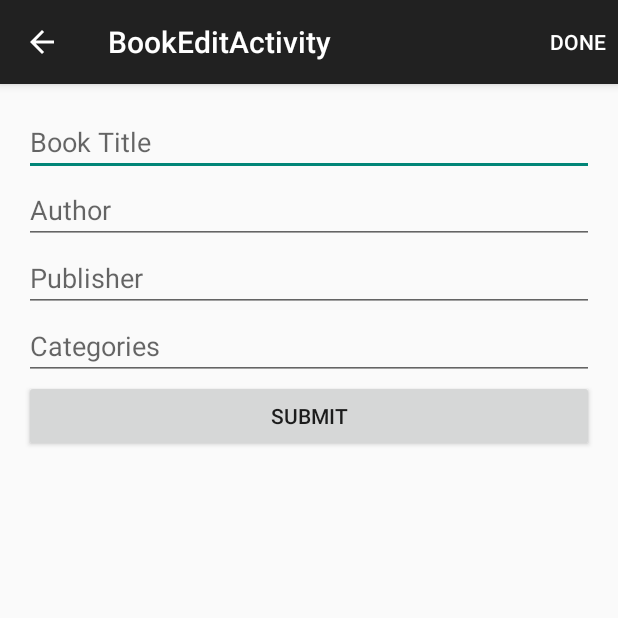
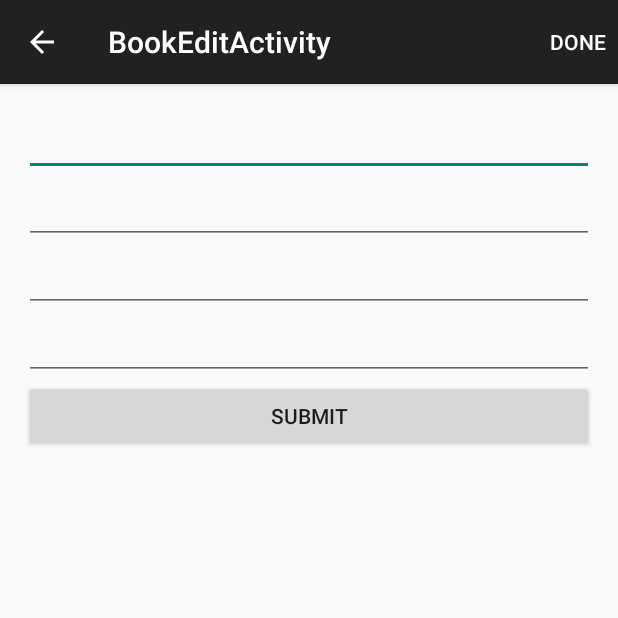
Before and after one commit to juangdiaz/BookShelf, an Android app: the BookEditActivity screen opened directly, with no data from a screen before it, after a tap on "DONE", on a phone screen of 412 x 824 dp, the top half of it. Run offline under Robolectric (Android 15) with nearby library versions, the phone set to English and light mode, and no system bars; our stand-ins replace ButterKnife; 3 statements that could not run were skipped.

Commit message:
some fixes

```diff
--- a/app/src/main/java/com/juangdiaz/bookshelf/activities/BookEditActivity.java
+++ b/app/src/main/java/com/juangdiaz/bookshelf/activities/BookEditActivity.java
@@ -6,15 +6,17 @@ import android.support.v7.app.ActionBarActivity;
 import android.os.Bundle;
 import android.view.Menu;
 import android.view.MenuItem;
-import android.view.View;
+
 
 import com.juangdiaz.bookshelf.R;
-import com.juangdiaz.bookshelf.fragments.BookDetailFragment;
+import com.juangdiaz.bookshelf.fragments.BookEditFragment;
 import com.juangdiaz.bookshelf.model.Book;
 
 public class BookEditActivity extends ActionBarActivity {
 
     private Book mBook;
+    BookEditFragment mFragment;
+
     @Override
     protected void onCreate(Bundle savedInstanceState) {
         super.onCreate(savedInstanceState);
@@ -24,15 +26,15 @@ public class BookEditActivity extends ActionBarActivity {
         getSupportActionBar().setDisplayHomeAsUpEnabled(true); // Show the Up button in the action bar.
 
         if (savedInstanceState == null) {
-            mBook = getIntent().getParcelableExtra(BookDetailFragment.ARG_ITEM);
+            mBook = getIntent().getParcelableExtra(BookEditFragment.ARG_ITEM);
             if (mBook != null) {
                 // Edit a book.
                 Bundle arguments = new Bundle();
-                arguments.putParcelable(BookDetailFragment.ARG_ITEM, mBook); // put selected item
-                BookDetailFragment fragment = new BookDetailFragment();
-                fragment.setArguments(arguments);
+                arguments.putParcelable(BookEditFragment.ARG_ITEM, mBook); // put selected item
+                mFragment = new BookEditFragment();
+                mFragment.setArguments(arguments);
                 getSupportFragmentManager().beginTransaction()
-                        .add(R.id.book_detail_container, fragment)
+                        .add(R.id.book_edit_container, mFragment)
                         .commit();
             } else { // create a book
 
@@ -55,8 +57,11 @@ public class BookEditActivity extends ActionBarActivity {
         // as you specify a parent activity in AndroidManifest.xml.
         int id = item.getItemId();
 
-        //noinspection SimplifiableIfStatement
-        if (id == R.id.action_settings) {
+
+        if (id == R.id.action_done) {
+            //TODO: Create alert
+            //Alert("title", "Are you sure");
+
             return true;
         } else if (id == android.R.id.home) {
             NavUtils.navigateUpTo(this, new Intent(this, BookListActivity.class));
@@ -65,4 +70,5 @@ public class BookEditActivity extends ActionBarActivity {
 
         return super.onOptionsItemSelected(item);
     }
+
 }
--- a/app/src/main/java/com/juangdiaz/bookshelf/fragments/BookDetailFragment.java
+++ b/app/src/main/java/com/juangdiaz/bookshelf/fragments/BookDetailFragment.java
@@ -30,7 +30,7 @@ public class BookDetailFragment extends Fragment {
 
     private Book mBook; // the selected item
 
-    //do a call to book/id
+    // TODO: do a call to book/id
     private int bookID;
 
     @InjectView(R.id.book_detail_title)
--- a/app/src/main/java/com/juangdiaz/bookshelf/fragments/BookEditFragment.java
+++ b/app/src/main/java/com/juangdiaz/bookshelf/fragments/BookEditFragment.java
@@ -2,29 +2,101 @@ package com.juangdiaz.bookshelf.fragments;
 
 
 import android.os.Bundle;
-import android.app.Fragment;
+import android.support.v4.app.Fragment;
+import android.support.v7.app.ActionBarActivity;
+import android.text.Html;
 import android.view.LayoutInflater;
 import android.view.View;
 import android.view.ViewGroup;
+import android.widget.TextView;
 
+import com.google.common.base.Strings;
 import com.juangdiaz.bookshelf.R;
+import com.juangdiaz.bookshelf.model.Book;
+
+import butterknife.ButterKnife;
+import butterknife.InjectView;
 
 /**
  * A simple {@link Fragment} subclass.
  */
 public class BookEditFragment extends Fragment {
 
+    public static final String ARG_ITEM = "selected_book_id";
+
+    private static final String SAVED_LAST_TITLE = "last_title";
+
+    private Book mBook; // the selected item
+
+    @InjectView(R.id.book_edit_title)
+    TextView bookEditTitle;
+
+    @InjectView(R.id.book_edit_author)
+    TextView bookEditAuthor;
+
+    @InjectView(R.id.book_edit_publisher)
+    TextView bookEditPublisher;
+
+    @InjectView(R.id.book_edit_categories)
+    TextView bookEditCategories;
+
+
 
     public BookEditFragment() {
         // Required empty public constructor
     }
 
+    @Override
+    public void onCreate(Bundle savedInstanceState) {
+        super.onCreate(savedInstanceState);
+        if(getArguments() != null) { //edit
+            if (getArguments().containsKey(ARG_ITEM)) {
+                mBook = getArguments().getParcelable(ARG_ITEM); // get item from bundle
+            }
+        }
+        else{
+
+            //TODO: need to fix this
+            /*bookEditTitle.setHint(R.string.book_title_edit);
+            bookEditAuthor.setHint(R.string.book_author_edit);
+            bookEditPublisher.setHint(R.string.book_publisher_edit);
+            bookEditCategories.setHint(R.string.book_categories_edit);
+            */
+
+        }//Add new
+    }
 
     @Override
     public View onCreateView(LayoutInflater inflater, ViewGroup container,
                              Bundle savedInstanceState) {
-        // Inflate the layout for this fragment
-        return inflater.inflate(R.layout.fragment_book_edit, container, false);
+        View rootView = inflater.inflate(R.layout.fragment_book_edit, container, false);
+        ButterKnife.inject(this, rootView);
+
+        // Show the content.
+        if (mBook != null) {
+            if (!Strings.isNullOrEmpty(mBook.getTitle())) {
+                ((ActionBarActivity) getActivity()).getSupportActionBar().setTitle(Html.fromHtml(mBook.getTitle()).toString()); // title in the action bar
+                bookEditTitle.setHint("");
+                bookEditTitle.setText(Html.fromHtml(mBook.getTitle()).toString());
+            }
+            if (!Strings.isNullOrEmpty(mBook.getAuthor())) {
+                bookEditAuthor.setHint("");
+                bookEditAuthor.setText(Html.fromHtml(mBook.getAuthor()).toString());
+            }
+            if (!Strings.isNullOrEmpty(mBook.getPublisher())) {
+                bookEditPublisher.setHint("");
+                bookEditPublisher.setText(Html.fromHtml(mBook.getPublisher()).toString());
+            }
+            if (!Strings.isNullOrEmpty(mBook.getCategories())) {
+                bookEditCategories.setHint("");
+                bookEditCategories.setText(Html.fromHtml(mBook.getCategories()).toString());
+            }
+        }
+        else {
+
+        }
+
+        return rootView;
     }
 
 
--- a/app/src/main/res/layout/activity_book_edit.xml
+++ b/app/src/main/res/layout/activity_book_edit.xml
@@ -1,6 +1,6 @@
 <fragment xmlns:android="http://schemas.android.com/apk/res/android"
 xmlns:tools="http://schemas.android.com/tools"
-android:id="@+id/book_list"
+android:id="@+id/book_edit_container"
 android:name="com.juangdiaz.bookshelf.fragments.BookEditFragment"
 android:layout_width="match_parent"
 android:layout_height="match_parent"
--- a/app/src/main/res/layout/fragment_book_edit.xml
+++ b/app/src/main/res/layout/fragment_book_edit.xml
@@ -11,32 +11,28 @@
 
 
     <EditText
-        android:id="@+id/editTitle"
+        android:id="@+id/book_edit_title"
         android:layout_width="match_parent"
-        android:layout_height="wrap_content"
-        android:hint="@string/book_title_edit" />
+        android:layout_height="wrap_content" />
 
     <EditText
-        android:id="@+id/editAuthor"
+        android:id="@+id/book_edit_author"
         android:layout_width="match_parent"
-        android:layout_height="wrap_content"
-        android:hint="@string/book_author_edit" />
+        android:layout_height="wrap_content"/>
 
     <EditText
-        android:id="@+id/editPublisher"
+        android:id="@+id/book_edit_publisher"
         android:layout_width="match_parent"
-        android:layout_height="wrap_content"
-        android:hint="@string/book_publisher_edit" />
+        android:layout_height="wrap_content"/>
 
     <EditText
-        android:id="@+id/editCategories"
+        android:id="@+id/book_edit_categories"
         android:layout_width="match_parent"
-        android:layout_height="wrap_content"
-        android:hint="@string/book_categories_edit" />
+        android:layout_height="wrap_content"/>
 
     <Button
         android:layout_width="fill_parent"
         android:layout_height="wrap_content"
         android:text="@string/book_submit"
-        android:id="@+id/book_submit" />
+        android:id="@+id/book_edit_submit" />
 </LinearLayout>
--- a/app/src/main/res/menu/menu_book_detail.xml
+++ b/app/src/main/res/menu/menu_book_detail.xml
@@ -7,7 +7,7 @@ xmlns:app="http://schemas.android.com/apk/res-auto">
     app:showAsAction="ifRoom"
     app:actionProviderClass= "android.support.v7.widget.ShareActionProvider" />
 
-<item android:id="@+id/action_settings" android:title="@string/action_edit"
+<item android:id="@+id/action_edit" android:title="@string/action_edit"
     android:orderInCategory="100" app:showAsAction="never" />
 
 
--- a/app/src/main/res/menu/menu_book_edit.xml
+++ b/app/src/main/res/menu/menu_book_edit.xml
@@ -2,7 +2,7 @@
     xmlns:app="http://schemas.android.com/apk/res-auto"
     xmlns:tools="http://schemas.android.com/tools"
     tools:context="com.juangdiaz.bookshelf.activities.BookEditActivity">
-    <item android:id="@+id/action_settings"
+    <item android:id="@+id/action_done"
         android:title="@string/action_done"
         android:orderInCategory="100"
         app:showAsAction="always" />
```
Also changed, not shown: app/src/main/java/com/juangdiaz/bookshelf/activities/BookDetailActivity.java (+15 -0 lines), app/src/main/java/com/juangdiaz/bookshelf/utils/YesNoDialog.java (added, +49 -0 lines).
